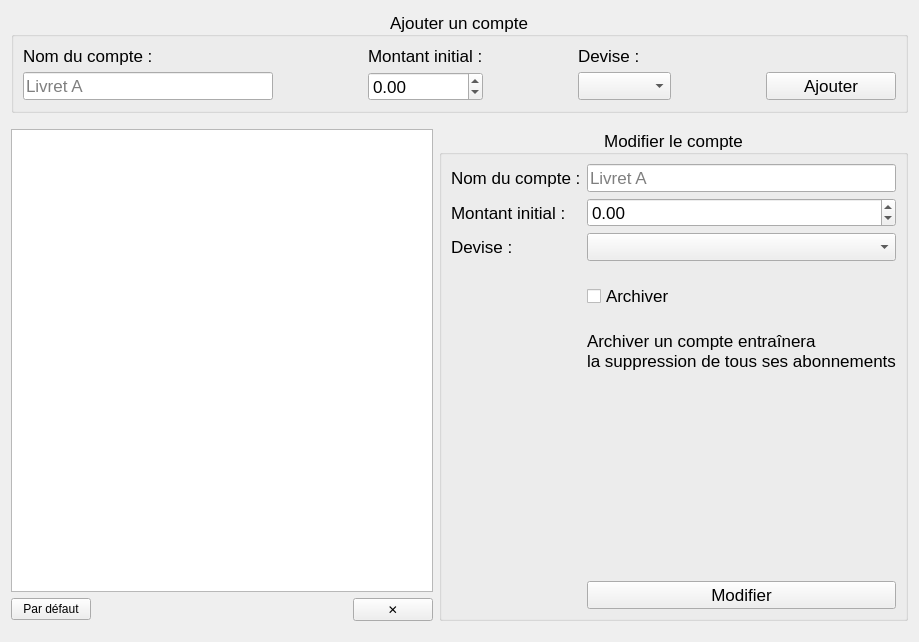
This is Code/manageaccount.ui in torway/OverAid as Qt 5 draws it before an edit. The edited form follows.
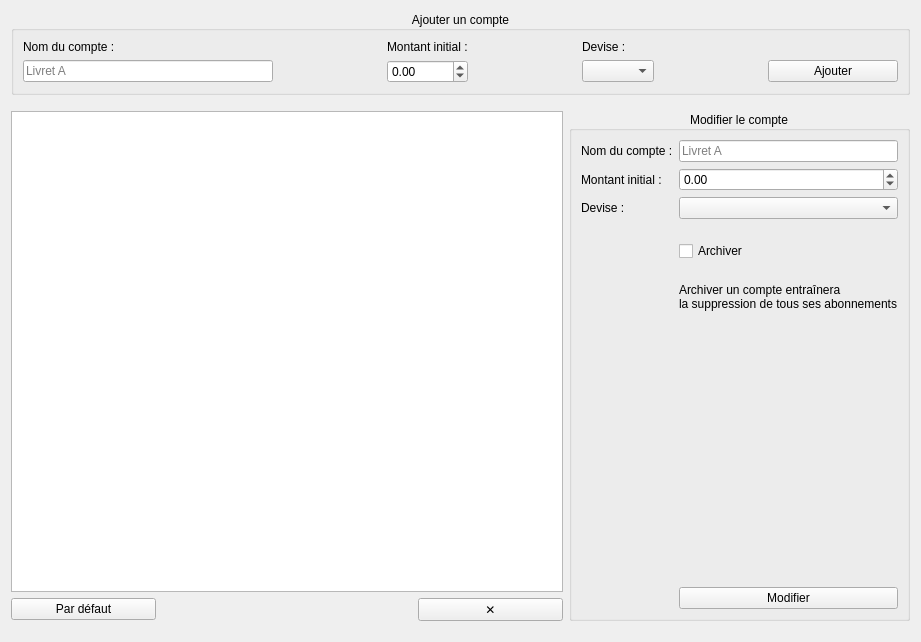
This is the edited form.

Patch:
```diff
--- a/Code/manageaccount.ui
+++ b/Code/manageaccount.ui
@@ -6,10 +6,15 @@
    <rect>
     <x>0</x>
     <y>0</y>
-    <width>824</width>
+    <width>921</width>
     <height>642</height>
    </rect>
   </property>
+  <property name="font">
+   <font>
+    <pointsize>9</pointsize>
+   </font>
+  </property>
   <property name="focusPolicy">
    <enum>Qt::StrongFocus</enum>
   </property>
@@ -25,11 +30,6 @@
        <height>16777215</height>
       </size>
      </property>
-     <property name="font">
-      <font>
-       <pointsize>13</pointsize>
-      </font>
-     </property>
      <property name="title">
       <string>Modifier le compte</string>
      </property>
@@ -262,11 +262,6 @@
        <height>0</height>
       </size>
      </property>
-     <property name="font">
-      <font>
-       <pointsize>13</pointsize>
-      </font>
-     </property>
      <property name="title">
       <string>Ajouter un compte</string>
      </property>
@@ -276,6 +271,11 @@
      <layout class="QGridLayout" name="gridLayout">
       <item row="0" column="0">
        <widget class="QLabel" name="label">
+        <property name="font">
+         <font>
+          <pointsize>9</pointsize>
+         </font>
+        </property>
         <property name="locale">
          <locale language="French" country="France"/>
         </property>
```
